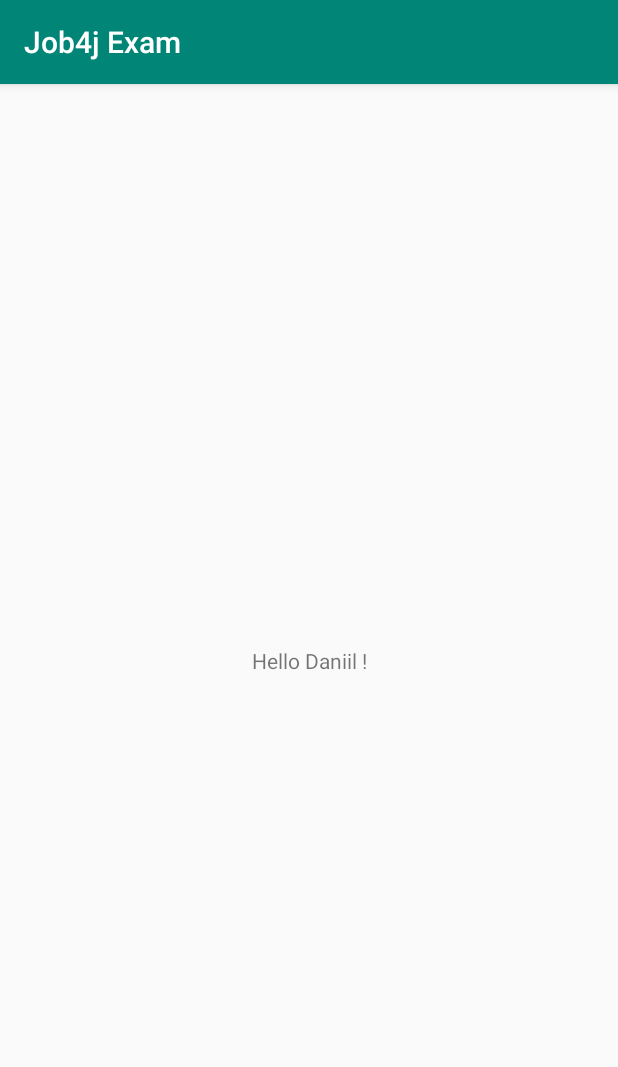
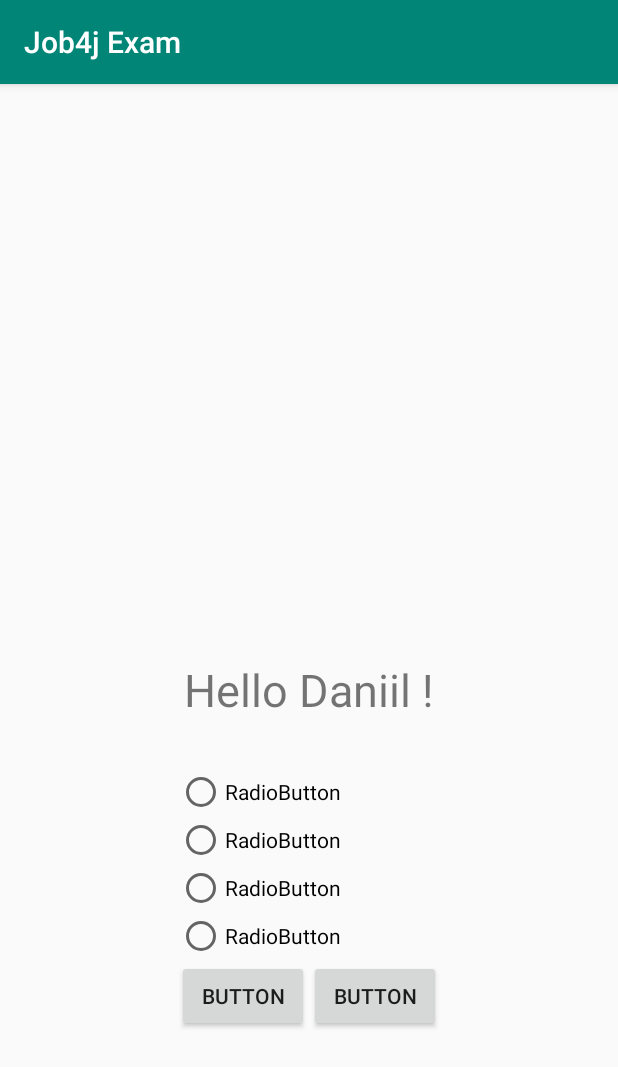
Before and after one commit to Daniil62/Job4jExam, an Android app: the screen it shows after launch (MainActivity), on a phone screen of 412 x 824 dp. Shown: the top 1067 px of the screen. Run offline under Robolectric (Android 15) with nearby library versions, the phone set to English and light mode, and no system bars.

Commit message:
5. Менеджер слоев.[#260279]

```diff
--- a/app/src/main/res/layout/activity_main.xml
+++ b/app/src/main/res/layout/activity_main.xml
@@ -6,13 +6,82 @@
     android:layout_height="match_parent"
     tools:context=".MainActivity">
 
-    <TextView
-        android:layout_width="wrap_content"
-        android:layout_height="wrap_content"
-        android:text="Hello Daniil !"
+    <LinearLayout
+        android:layout_width="0dp"
+        android:layout_height="0dp"
+        android:gravity="center"
+        android:orientation="vertical"
+        android:visibility="visible"
         app:layout_constraintBottom_toBottomOf="parent"
-        app:layout_constraintLeft_toLeftOf="parent"
-        app:layout_constraintRight_toRightOf="parent"
-        app:layout_constraintTop_toTopOf="parent" />
+        app:layout_constraintEnd_toEndOf="parent"
+        app:layout_constraintStart_toStartOf="parent"
+        app:layout_constraintTop_toTopOf="parent">
+
+        <TextView
+            android:id="@+id/textView"
+            android:layout_width="wrap_content"
+            android:layout_height="wrap_content"
+            android:layout_marginTop="247dp"
+            android:layout_marginBottom="32dp"
+            android:text="Hello Daniil !"
+            android:textSize="30sp"
+            android:visibility="visible"
+            app:layout_constraintBottom_toTopOf="@+id/radioGroup"
+            app:layout_constraintHorizontal_bias="0.54"
+            app:layout_constraintLeft_toLeftOf="parent"
+            app:layout_constraintRight_toRightOf="parent"
+            app:layout_constraintTop_toTopOf="parent"
+            app:layout_constraintVertical_bias="0.49" />
+
+        <RadioGroup
+            android:layout_width="wrap_content"
+            android:layout_height="wrap_content"
+            android:orientation="vertical">
+
+            <RadioButton
+                android:id="@+id/radioButton"
+                android:layout_width="wrap_content"
+                android:layout_height="wrap_content"
+                android:text="RadioButton" />
+
+            <RadioButton
+                android:id="@+id/radioButton2"
+                android:layout_width="wrap_content"
+                android:layout_height="wrap_content"
+                android:text="RadioButton" />
+
+            <RadioButton
+                android:id="@+id/radioButton3"
+                android:layout_width="wrap_content"
+                android:layout_height="wrap_content"
+                android:text="RadioButton" />
+
+            <RadioButton
+                android:id="@+id/radioButton4"
+                android:layout_width="wrap_content"
+                android:layout_height="wrap_content"
+                android:text="RadioButton" />
+
+            <LinearLayout
+                android:layout_width="wrap_content"
+                android:layout_height="wrap_content"
+                android:orientation="horizontal">
+
+                <Button
+                    android:id="@+id/button10"
+                    android:layout_width="wrap_content"
+                    android:layout_height="wrap_content"
+                    android:layout_weight="1"
+                    android:text="Button" />
+
+                <Button
+                    android:id="@+id/button9"
+                    android:layout_width="wrap_content"
+                    android:layout_height="wrap_content"
+                    android:layout_weight="1"
+                    android:text="Button" />
+            </LinearLayout>
+        </RadioGroup>
+    </LinearLayout>
 
 </android.support.constraint.ConstraintLayout>
```
